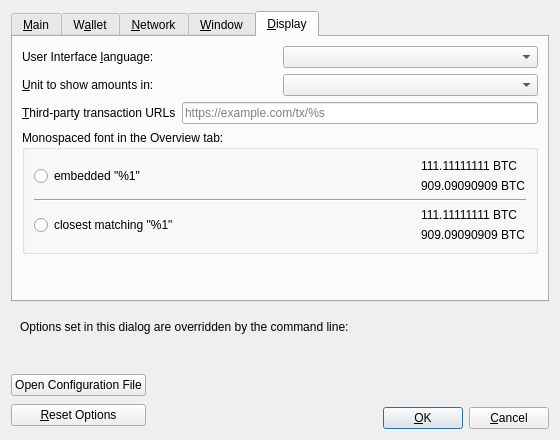
Qt form src/qt/forms/optionsdialog.ui (FastPaymentsInc/DigitalGold) before a commit.
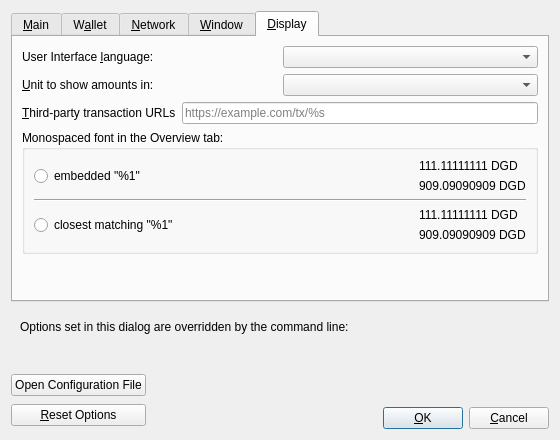
The same form after that commit. The open tabs and pages were chosen to show the change. Custom widgets are drawn as their Qt base class.

Diff of the .ui file:
```diff
--- a/src/qt/forms/optionsdialog.ui
+++ b/src/qt/forms/optionsdialog.ui
@@ -809,14 +809,14 @@
               <item>
                <widget class="QLabel" name="embeddedFont_label_1">
                 <property name="text">
-                 <string notr="true">111.11111111 BTC</string>
+                 <string notr="true">111.11111111 DGD</string>
                 </property>
                </widget>
               </item>
               <item>
                <widget class="QLabel" name="embeddedFont_label_9">
                 <property name="text">
-                 <string notr="true">909.09090909 BTC</string>
+                 <string notr="true">909.09090909 DGD</string>
                 </property>
                </widget>
               </item>
@@ -858,14 +858,14 @@
               <item>
                <widget class="QLabel" name="systemFont_label_1">
                 <property name="text">
-                 <string notr="true">111.11111111 BTC</string>
+                 <string notr="true">111.11111111 DGD</string>
                 </property>
                </widget>
               </item>
               <item>
                <widget class="QLabel" name="systemFont_label_9">
                 <property name="text">
-                 <string notr="true">909.09090909 BTC</string>
+                 <string notr="true">909.09090909 DGD</string>
                 </property>
                </widget>
               </item>
```
